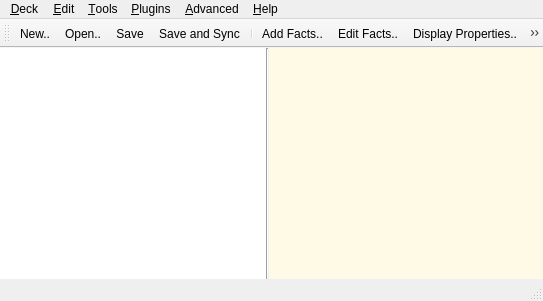
Qt form designer/main.ui (ankitects/anki) before a commit.
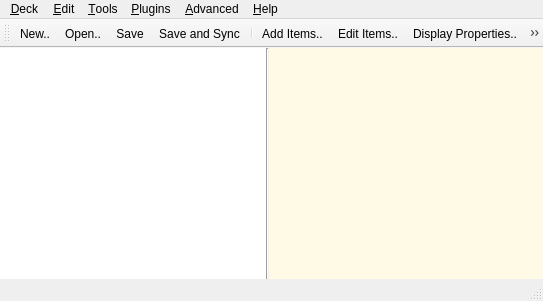
The same form after that commit. Icons and pictures are not drawn.

What changed in the file:
```diff
--- a/designer/main.ui
+++ b/designer/main.ui
@@ -622,10 +622,7 @@
      <normaloff>:/icons/list-add.png</normaloff>:/icons/list-add.png</iconset>
    </property>
    <property name="text" >
-    <string>&amp;Add Facts..</string>
-   </property>
-   <property name="toolTip" >
-    <string>Add Cards</string>
+    <string>&amp;Add Items..</string>
    </property>
    <property name="shortcut" >
     <string>Ctrl+A</string>
@@ -637,7 +634,7 @@
      <normaloff>:/icons/view_text.png</normaloff>:/icons/view_text.png</iconset>
    </property>
    <property name="text" >
-    <string>&amp;Edit Facts..</string>
+    <string>&amp;Edit Items..</string>
    </property>
    <property name="shortcut" >
     <string>Ctrl+E</string>
```
